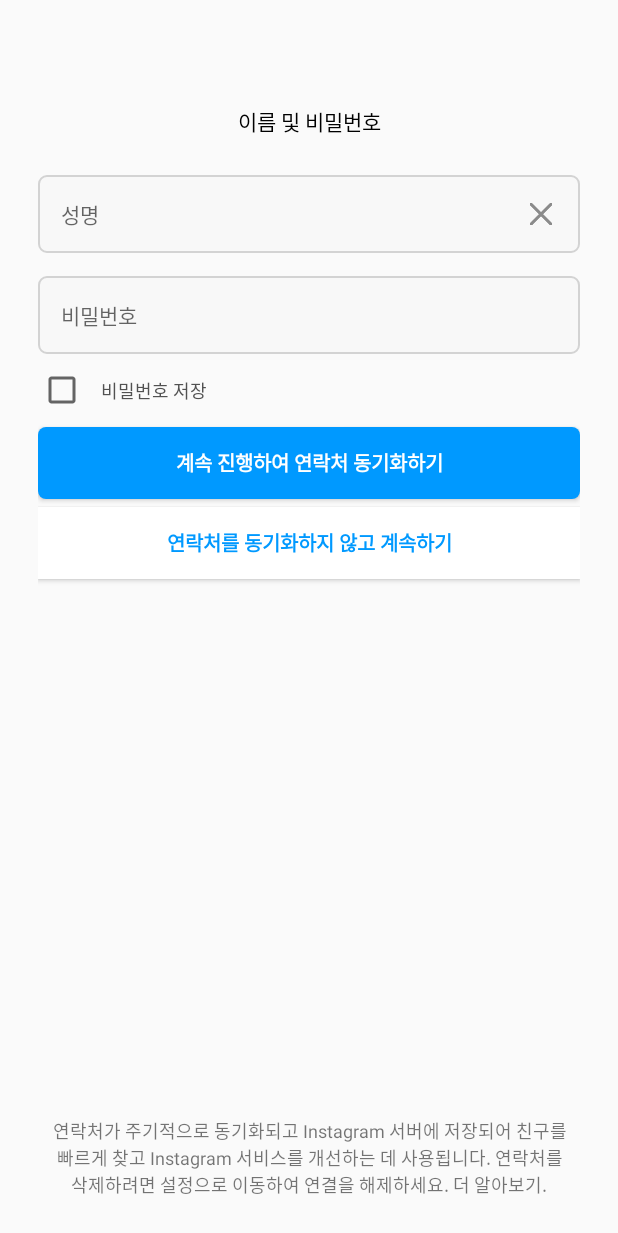
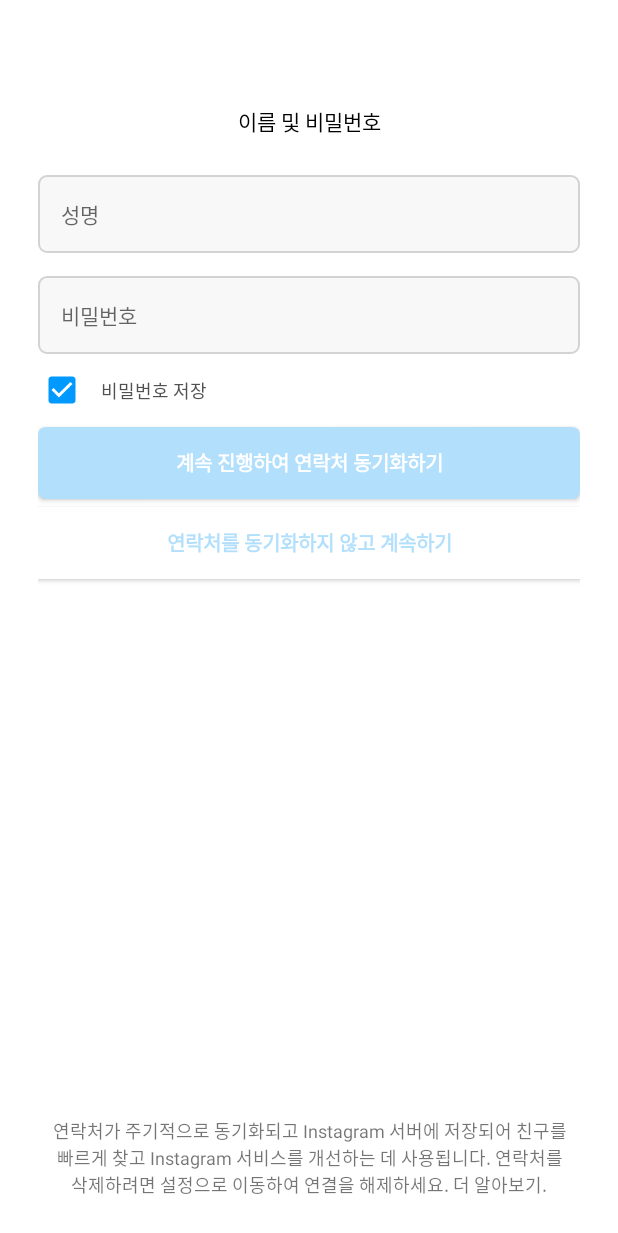
Before and after one commit to JM2308/UMC-Android-Instagram-Clone-Coding, an Android app: the SignupActivity screen opened directly, with no data from a screen before it, on a phone screen of 412 x 824 dp. Shown: the top 1233 px of the screen. Run offline under Robolectric (Android 15) with nearby library versions, the phone set to English and light mode, and no system bars.

Commit message:
Modify SignupActivity

```diff
--- a/app/src/main/java/com/example/umc_android_instagram_clone_coding/Login/SignupSelectActivity.kt
+++ b/app/src/main/java/com/example/umc_android_instagram_clone_coding/Login/SignupSelectActivity.kt
@@ -23,7 +23,6 @@ class SignupSelectActivity: AppCompatActivity() {
         super.onCreate(savedInstanceState)
 
         binding = ActivitySignupSelectBinding.inflate(layoutInflater)
-        // supportFragmentManager.beginTransaction().add(R.id.signup_fl, tab1).commit()
 
         binding.signupSelectTb.addOnTabSelectedListener(object : TabLayout.OnTabSelectedListener{
             override fun onTabSelected(tab: TabLayout.Tab?) {
--- a/app/src/main/res/layout/activity_signup.xml
+++ b/app/src/main/res/layout/activity_signup.xml
@@ -4,6 +4,7 @@
     android:layout_height="match_parent"
     android:paddingLeft="25dp"
     android:paddingRight="25dp"
+    android:background="@color/white"
     xmlns:app="http://schemas.android.com/apk/res-auto">
 
     <TextView
@@ -29,7 +30,7 @@
         app:layout_constraintStart_toStartOf="parent"
         app:layout_constraintEnd_toEndOf="parent">
 
-        <TextView
+        <EditText
             android:id="@+id/signup_name_text"
             android:layout_width="0dp"
             android:layout_height="wrap_content"
@@ -37,6 +38,7 @@
             android:hint="성명"
             android:textColor="#707070"
             android:paddingRight="5dp"
+            android:background="@android:color/transparent"
             app:layout_constraintTop_toTopOf="parent"
             app:layout_constraintBottom_toBottomOf="parent"
             app:layout_constraintStart_toStartOf="parent"
@@ -46,10 +48,11 @@
             android:id="@+id/signup_name_cancel"
             android:layout_width="0dp"
             android:layout_height="0dp"
-            android:src="@drawable/text_cancel"
+            android:src="@drawable/text_cancel_black"
             android:scaleType="fitXY"
             android:background="@android:color/transparent"
             android:padding="3dp"
+            android:visibility="invisible"
             app:layout_constraintDimensionRatio="1:1"
             app:layout_constraintTop_toTopOf="@id/signup_name_text"
             app:layout_constraintBottom_toBottomOf="@id/signup_name_text"
@@ -68,7 +71,7 @@
         app:layout_constraintStart_toStartOf="parent"
         app:layout_constraintEnd_toEndOf="parent">
 
-        <TextView
+        <EditText
             android:id="@+id/signup_pwd_text"
             android:layout_width="0dp"
             android:layout_height="wrap_content"
@@ -76,6 +79,8 @@
             android:hint="비밀번호"
             android:textColor="#707070"
             android:paddingRight="5dp"
+            android:inputType="textPassword"
+            android:background="@android:color/transparent"
             app:layout_constraintTop_toTopOf="parent"
             app:layout_constraintBottom_toBottomOf="parent"
             app:layout_constraintStart_toStartOf="parent"
@@ -92,10 +97,12 @@
         android:textColor="#515151"
         android:padding="10dp"
         android:layout_marginTop="5dp"
+        android:checked="true"
+        android:buttonTint="@color/primary_blue"
         app:layout_constraintStart_toStartOf="parent"
         app:layout_constraintTop_toBottomOf="@id/signup_pwd" />
 
-    <androidx.appcompat.widget.AppCompatButton
+    <Button
         android:id="@+id/signup_number_connect"
         android:layout_width="match_parent"
         android:layout_height="wrap_content"
@@ -103,19 +110,19 @@
         android:textSize="13sp"
         android:textColor="@color/white"
         android:textStyle="bold"
-        android:background="@drawable/round_border_blue"
+        android:background="@drawable/round_border_unclick_blue"
         android:layout_marginTop="5dp"
         android:padding="12dp"
         app:layout_constraintTop_toBottomOf="@id/signup_remember_pwd"
         app:layout_constraintStart_toStartOf="parent" />
 
-    <androidx.appcompat.widget.AppCompatButton
+    <Button
         android:id="@+id/signup_number_disconnect"
         android:layout_width="match_parent"
         android:layout_height="wrap_content"
         android:text="연락처를 동기화하지 않고 계속하기"
         android:textSize="13sp"
-        android:textColor="@color/primary_blue"
+        android:textColor="@color/unclick_blue"
         android:background="@color/white"
         android:layout_marginTop="5dp"
         android:textStyle="bold"
--- a/app/src/main/res/layout/activity_signup_select.xml
+++ b/app/src/main/res/layout/activity_signup_select.xml
@@ -109,7 +109,7 @@
                     android:id="@+id/signup_number_cancel"
                     android:layout_width="0dp"
                     android:layout_height="0dp"
-                    android:src="@drawable/text_cancel"
+                    android:src="@drawable/text_cancel_gray"
                     android:scaleType="fitXY"
                     android:background="@android:color/transparent"
                     android:padding="3dp"
@@ -162,7 +162,7 @@
                 android:id="@+id/signup_email_cancel"
                 android:layout_width="0dp"
                 android:layout_height="0dp"
-                android:src="@drawable/text_cancel"
+                android:src="@drawable/text_cancel_gray"
                 android:scaleType="fitXY"
                 android:background="@android:color/transparent"
                 android:padding="3dp"
--- a/app/src/main/res/values/colors.xml
+++ b/app/src/main/res/values/colors.xml
@@ -10,4 +10,5 @@
     <color name="gray">#D5D5D5</color>
     <color name="primary_blue">#0099FF</color>
     <color name="dark_blue">#31427C</color>
+    <color name="unclick_blue">#B2DFFC</color>
 </resources>
```
Also changed, not shown: app/src/main/java/com/example/umc_android_instagram_clone_coding/Login/SignupActivity.kt (+50 -0 lines), app/src/main/res/drawable/text_cancel_black.png (added), app/src/main/res/drawable/text_cancel_gray.png (renamed from app/src/main/res/drawable/text_cancel.png).
